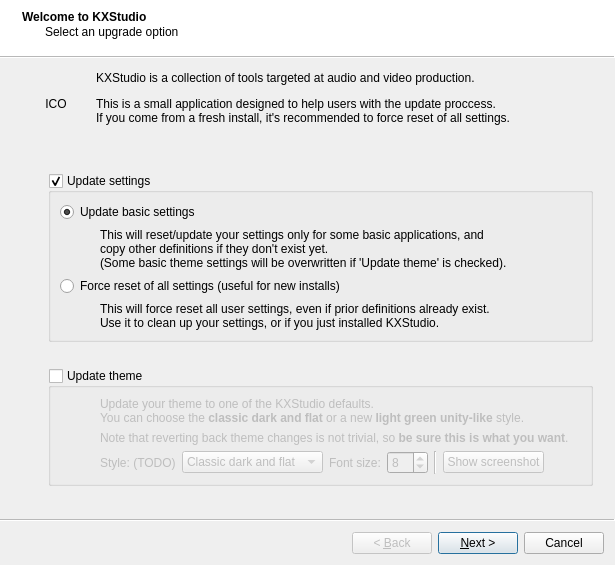
This is welcome/welcome.ui in KXStudio/KXStudio as Qt 5 draws it before an edit. The edited form follows.
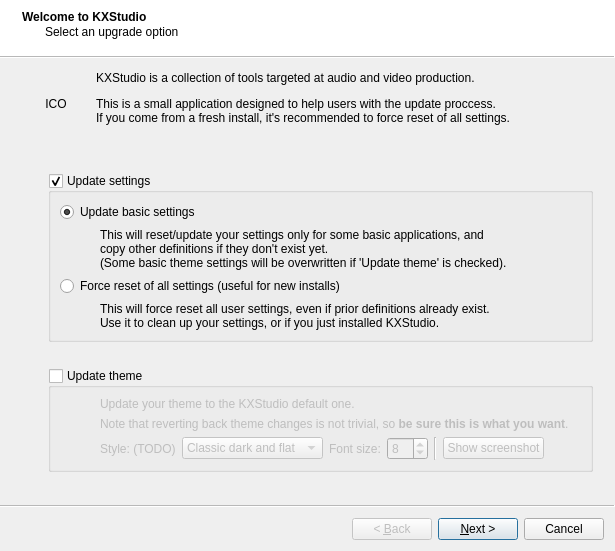
This is the edited form.

Commit message: Hide Welcome alternative theme setup for now

```diff
--- a/welcome/welcome.ui
+++ b/welcome/welcome.ui
@@ -283,7 +283,7 @@
        <item row="0" column="1">
         <widget class="QLabel" name="label_10">
          <property name="text">
-          <string>Update your theme to one of the KXStudio defaults.&lt;br/&gt;You can choose the &lt;b&gt;classic dark and flat&lt;/b&gt; or a new &lt;b&gt;light green unity-like&lt;/b&gt; style.</string>
+          <string>Update your theme to the KXStudio default one.</string>
          </property>
         </widget>
        </item>
```
The commit also changes 1 other file.
